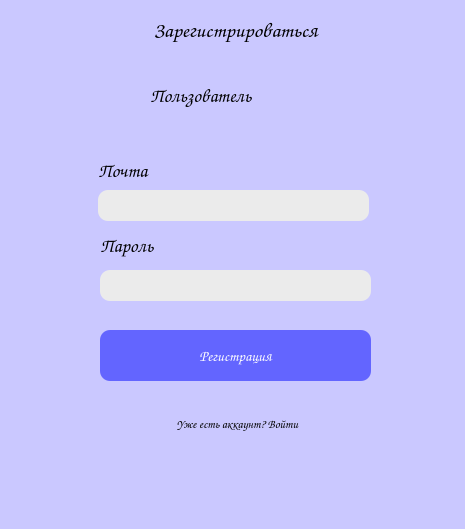
dashaPima/el-library, file client/ui/registratePage.ui: the form before one commit.
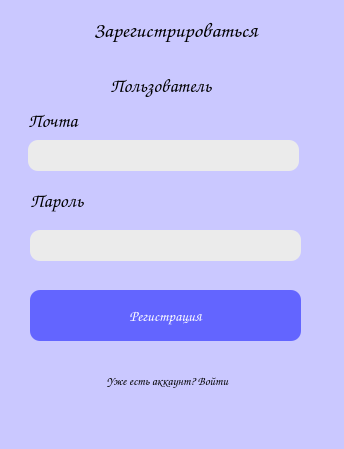
The form after the commit.

What changed in the file:
```diff
--- a/client/ui/registratePage.ui
+++ b/client/ui/registratePage.ui
@@ -6,8 +6,8 @@
    <rect>
     <x>0</x>
     <y>0</y>
-    <width>465</width>
-    <height>529</height>
+    <width>344</width>
+    <height>449</height>
    </rect>
   </property>
   <property name="windowTitle">
@@ -21,7 +21,7 @@
    <widget class="QLabel" name="label">
     <property name="geometry">
      <rect>
-      <x>100</x>
+      <x>40</x>
       <y>10</y>
       <width>271</width>
       <height>41</height>
@@ -31,7 +31,6 @@
      <font>
       <family>Comic Sans MS</family>
       <pointsize>16</pointsize>
-      <weight>75</weight>
       <bold>true</bold>
      </font>
     </property>
@@ -45,8 +44,8 @@
    <widget class="QLabel" name="label_4">
     <property name="geometry">
      <rect>
-      <x>98</x>
-      <y>160</y>
+      <x>28</x>
+      <y>110</y>
       <width>81</width>
       <height>21</height>
      </rect>
@@ -64,10 +63,10 @@
    <widget class="QLabel" name="label_5">
     <property name="geometry">
      <rect>
-      <x>100</x>
-      <y>230</y>
+      <x>30</x>
+      <y>180</y>
       <width>91</width>
-      <height>31</height>
+      <height>41</height>
      </rect>
     </property>
     <property name="font">
@@ -83,8 +82,8 @@
    <widget class="QTextEdit" name="inputEmail">
     <property name="geometry">
      <rect>
-      <x>98</x>
-      <y>190</y>
+      <x>28</x>
+      <y>140</y>
       <width>271</width>
       <height>31</height>
      </rect>
@@ -92,7 +91,7 @@
     <property name="font">
      <font>
       <family>Comic Sans MS</family>
-      <pointsize>9</pointsize>
+      <pointsize>12</pointsize>
      </font>
     </property>
     <property name="styleSheet">
@@ -103,8 +102,8 @@
    <widget class="QPushButton" name="btnRegistrate">
     <property name="geometry">
      <rect>
-      <x>100</x>
-      <y>330</y>
+      <x>30</x>
+      <y>290</y>
       <width>271</width>
       <height>51</height>
      </rect>
@@ -131,10 +130,10 @@
    <widget class="QPushButton" name="btnToLogInPage">
     <property name="geometry">
      <rect>
-      <x>102</x>
-      <y>410</y>
+      <x>32</x>
+      <y>360</y>
       <width>271</width>
-      <height>28</height>
+      <height>41</height>
      </rect>
     </property>
     <property name="font">
@@ -156,8 +155,8 @@
    <widget class="QLabel" name="label_6">
     <property name="geometry">
      <rect>
-      <x>150</x>
-      <y>80</y>
+      <x>110</x>
+      <y>70</y>
       <width>171</width>
       <height>31</height>
      </rect>
@@ -166,7 +165,6 @@
      <font>
       <family>Comic Sans MS</family>
       <pointsize>14</pointsize>
-      <weight>75</weight>
       <bold>true</bold>
      </font>
     </property>
@@ -177,12 +175,17 @@
    <widget class="QLineEdit" name="inputPassword">
     <property name="geometry">
      <rect>
-      <x>100</x>
-      <y>270</y>
+      <x>30</x>
+      <y>230</y>
       <width>271</width>
       <height>31</height>
      </rect>
     </property>
+    <property name="font">
+     <font>
+      <pointsize>12</pointsize>
+     </font>
+    </property>
     <property name="styleSheet">
      <string notr="true">background-color: rgb(235, 235, 235);
 border-radius:10%</string>
```
Left out of the diff: 4 changed lines with no effect on the pictures.
